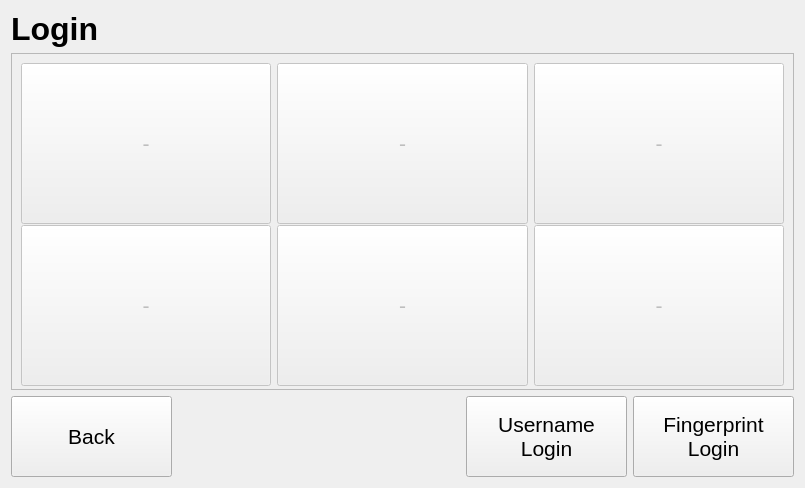
Old version of the form v3/qt/loginMenu/loginmenu.ui in the repository twschung/IoT-Smart-Scale.
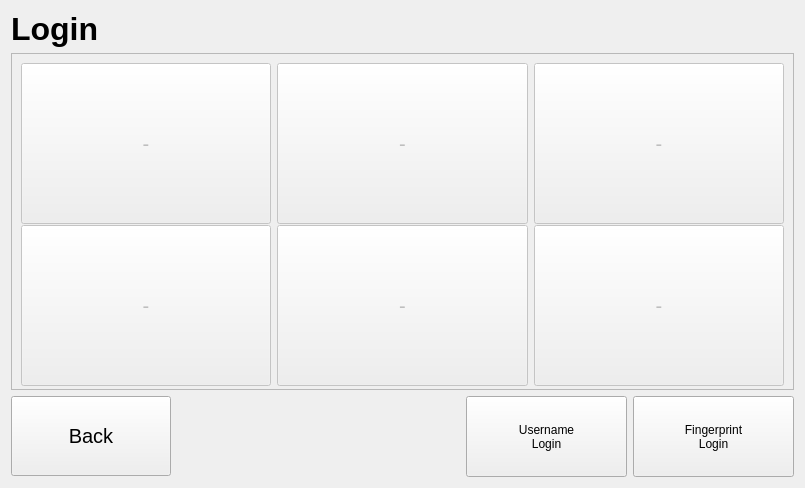
New version of the form.

```diff
--- a/v3/qt/loginMenu/loginmenu.ui
+++ b/v3/qt/loginMenu/loginmenu.ui
@@ -18,7 +18,6 @@
     <widget class="QLabel" name="lbl_title">
      <property name="font">
       <font>
-       <family>Helvetica Neue</family>
        <pointsize>24</pointsize>
        <weight>75</weight>
        <bold>true</bold>
@@ -35,14 +34,13 @@
       <widget class="QPushButton" name="btn_back">
        <property name="minimumSize">
         <size>
-         <width>161</width>
-         <height>81</height>
+         <width>160</width>
+         <height>80</height>
         </size>
        </property>
        <property name="font">
         <font>
-         <family>Helvetica Neue</family>
-         <pointsize>16</pointsize>
+         <pointsize>15</pointsize>
         </font>
        </property>
        <property name="text">
@@ -77,12 +75,6 @@
          <height>81</height>
         </size>
        </property>
-       <property name="font">
-        <font>
-         <family>Helvetica Neue</family>
-         <pointsize>16</pointsize>
-        </font>
-       </property>
        <property name="text">
         <string>Username
 Login</string>
@@ -97,12 +89,6 @@
          <height>81</height>
         </size>
        </property>
-       <property name="font">
-        <font>
-         <family>Helvetica Neue</family>
-         <pointsize>16</pointsize>
-        </font>
-       </property>
        <property name="text">
         <string>Fingerprint
 Login</string>
@@ -151,8 +137,7 @@
          </property>
          <property name="font">
           <font>
-           <family>Helvetica Neue</family>
-           <pointsize>16</pointsize>
+           <pointsize>15</pointsize>
           </font>
          </property>
          <property name="text">
@@ -173,8 +158,7 @@
          </property>
          <property name="font">
           <font>
-           <family>Helvetica Neue</family>
-           <pointsize>16</pointsize>
+           <pointsize>15</pointsize>
           </font>
          </property>
          <property name="text">
@@ -195,8 +179,7 @@
          </property>
          <property name="font">
           <font>
-           <family>Helvetica Neue</family>
-           <pointsize>16</pointsize>
+           <pointsize>15</pointsize>
           </font>
          </property>
          <property name="text">
@@ -217,8 +200,7 @@
          </property>
          <property name="font">
           <font>
-           <family>Helvetica Neue</family>
-           <pointsize>16</pointsize>
+           <pointsize>15</pointsize>
           </font>
          </property>
          <property name="text">
@@ -239,8 +221,7 @@
          </property>
          <property name="font">
           <font>
-           <family>Helvetica Neue</family>
-           <pointsize>16</pointsize>
+           <pointsize>15</pointsize>
           </font>
          </property>
          <property name="text">
@@ -261,8 +242,7 @@
          </property>
          <property name="font">
           <font>
-           <family>Helvetica Neue</family>
-           <pointsize>16</pointsize>
+           <pointsize>15</pointsize>
           </font>
          </property>
          <property name="text">
```
